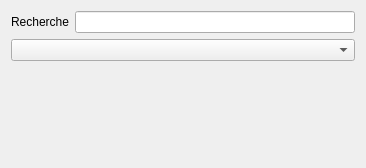
This is Lamia/iface/qgiswidget/tools/toolprepro/subwidgets/subwidget_lidchooser_ui.ui in Artelia/Lamia as Qt 5 draws it before an edit. The edited form follows.
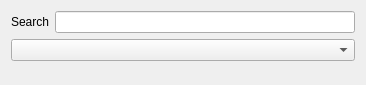
This is the edited form.

Patch:
```diff
--- a/Lamia/iface/qgiswidget/tools/toolprepro/subwidgets/subwidget_lidchooser_ui.ui
+++ b/Lamia/iface/qgiswidget/tools/toolprepro/subwidgets/subwidget_lidchooser_ui.ui
@@ -7,7 +7,7 @@
     <x>0</x>
     <y>0</y>
     <width>366</width>
-    <height>168</height>
+    <height>85</height>
    </rect>
   </property>
   <property name="windowTitle">
@@ -20,7 +20,7 @@
    <item row="0" column="0">
     <widget class="QLabel" name="label">
      <property name="text">
-      <string>Recherche</string>
+      <string>Search</string>
      </property>
     </widget>
    </item>
```
Left out of the diff: 4 changed lines with no effect on the pictures.
